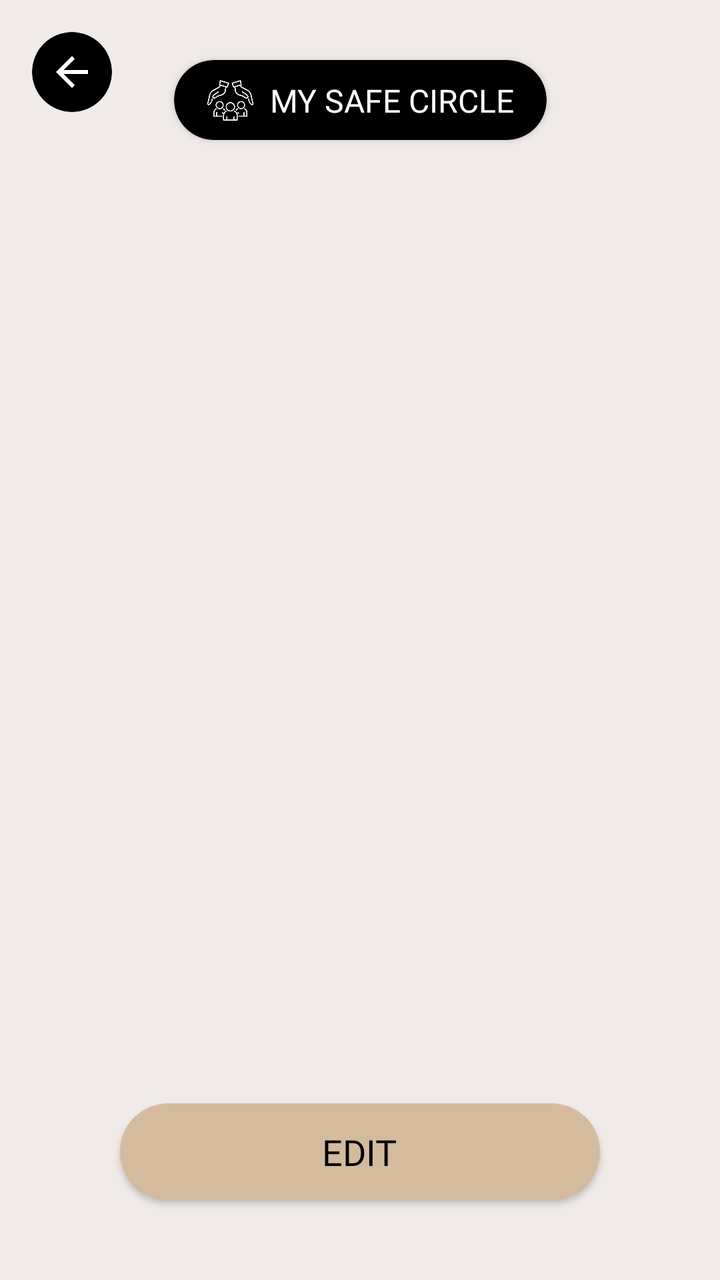
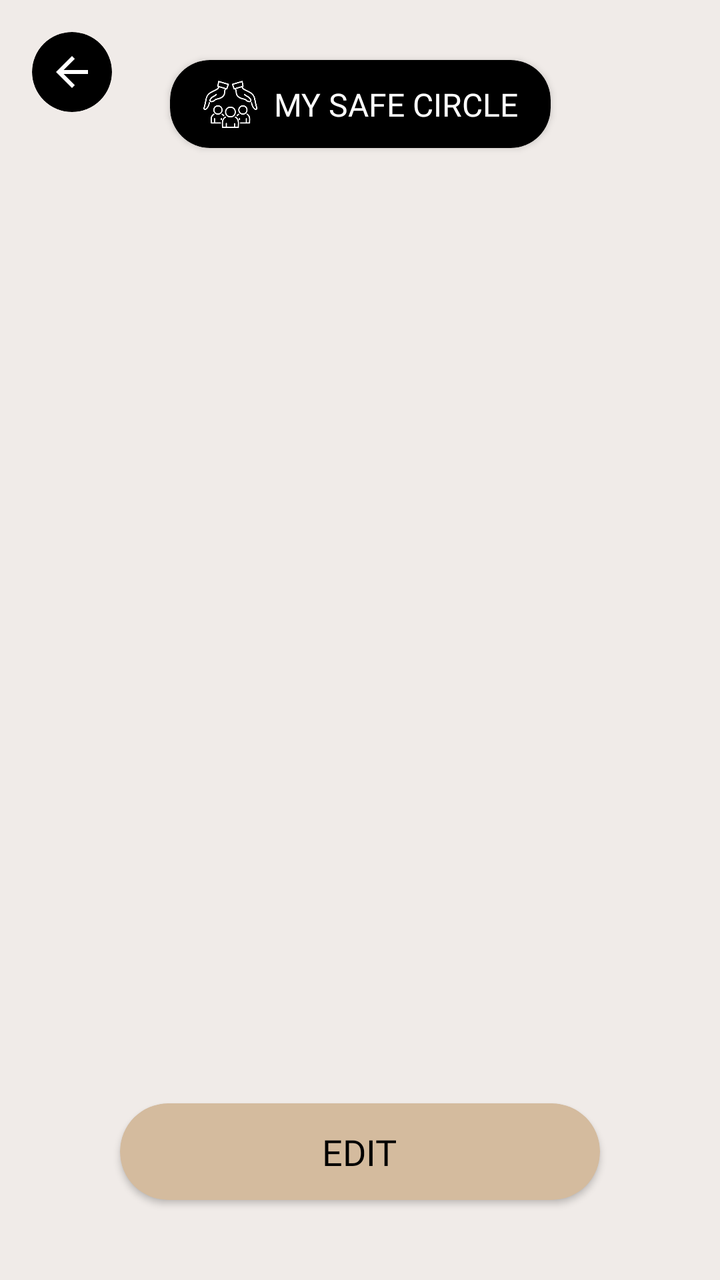

Screens rendered from an Android XML layout before and after an edit, with the pre-edit source and the edit as a unified diff.
<!-- AndroidManifest.xml: application theme Theme.SafeHer -->
<!-- res/layout/fragment_my_safe_circle.xml -->
<?xml version="1.0" encoding="utf-8"?>
<androidx.constraintlayout.widget.ConstraintLayout
    xmlns:android="http://schemas.android.com/apk/res/android"
    xmlns:app="http://schemas.android.com/apk/res-auto"
    android:layout_width="match_parent"
    android:layout_height="match_parent"
    android:background="@color/cream_background">

    
    <androidx.cardview.widget.CardView
        android:id="@+id/backButtonCard"
        android:layout_width="40dp"
        android:layout_height="40dp"
        android:layout_marginStart="16dp"
        android:layout_marginTop="16dp"
        app:cardBackgroundColor="#000000"
        app:cardCornerRadius="20dp"
        app:cardElevation="0dp"
        app:layout_constraintStart_toStartOf="parent"
        app:layout_constraintTop_toTopOf="parent">

        <ImageView
            android:id="@+id/backButton"
            android:layout_width="24dp"
            android:layout_height="24dp"
            android:layout_gravity="center"
            android:contentDescription="Back"
            android:src="@drawable/ic_back"
            app:tint="#FFFFFF" />
    </androidx.cardview.widget.CardView>

    
    <androidx.cardview.widget.CardView
        android:id="@+id/settingsTitleCard"
        android:layout_width="wrap_content"
        android:layout_height="wrap_content"
        android:layout_marginTop="30dp"
        app:cardBackgroundColor="#000000"
        app:cardCornerRadius="20dp"
        app:layout_constraintEnd_toEndOf="parent"
        app:layout_constraintStart_toStartOf="parent"
        app:layout_constraintTop_toTopOf="parent">

        <androidx.constraintlayout.widget.ConstraintLayout
            android:layout_width="wrap_content"
            android:layout_height="wrap_content"
            android:paddingHorizontal="16dp"
            android:paddingVertical="8dp">

            <ImageView
                android:id="@+id/safecircleIcon"
                android:layout_width="24dp"
                android:layout_height="24dp"
                android:layout_marginEnd="8dp"
                android:src="@drawable/safe_circle"
                app:layout_constraintBottom_toBottomOf="parent"
                app:layout_constraintStart_toStartOf="parent"
                app:layout_constraintTop_toTopOf="parent"
                app:tint="#FFFFFF" />

            <TextView
                android:layout_width="wrap_content"
                android:layout_height="wrap_content"
                android:layout_marginStart="8dp"
                android:fontFamily="@font/poppins_medium"
                android:text="MY SAFE CIRCLE"
                android:textColor="#FFFFFF"
                android:textSize="16sp"
                app:layout_constraintBottom_toBottomOf="parent"
                app:layout_constraintEnd_toEndOf="parent"
                app:layout_constraintStart_toEndOf="@id/safecircleIcon"
                app:layout_constraintTop_toTopOf="parent" />
        </androidx.constraintlayout.widget.ConstraintLayout>
    </androidx.cardview.widget.CardView>

    
    <androidx.recyclerview.widget.RecyclerView
        android:id="@+id/recyclerViewConfirm"
        android:layout_width="0dp"
        android:layout_marginTop="30dp"
        android:layout_height="0dp"
        android:background="@android:color/transparent"
        app:layout_constraintTop_toBottomOf="@id/settingsTitleCard"
        app:layout_constraintBottom_toTopOf="@id/editButton"
        app:layout_constraintStart_toStartOf="parent"
        app:layout_constraintEnd_toEndOf="parent" />

    
    <androidx.cardview.widget.CardView
        android:id="@+id/editButton"
        android:layout_width="0dp"
        android:layout_height="wrap_content"
        android:layout_marginHorizontal="60dp"
        android:layout_marginBottom="40dp"
        app:cardCornerRadius="24dp"
        app:cardElevation="2dp"
        app:cardBackgroundColor="@color/button_gold"
        app:layout_constraintBottom_toBottomOf="parent"
        app:layout_constraintStart_toStartOf="parent"
        app:layout_constraintEnd_toEndOf="parent">

        <LinearLayout
            android:layout_width="match_parent"
            android:layout_height="wrap_content"
            android:orientation="horizontal"
            android:gravity="center"
            android:padding="12dp">

            <TextView
                android:id="@+id/editText"
                android:layout_width="wrap_content"
                android:layout_height="wrap_content"
                android:fontFamily="@font/poppins_semibold"
                android:gravity="center"
                android:text="EDIT"
                android:textColor="#000000"
                android:textSize="18sp" />
        </LinearLayout>
    </androidx.cardview.widget.CardView>

</androidx.constraintlayout.widget.ConstraintLayout>
<!-- resources referenced by this layout -->
<resources>
  <color name="button_gold">#d4bb9e</color>
  <color name="cream_background">#f0ebe8</color>
  <!-- drawable ic_back (drawable) -->
  <?xml version="1.0" encoding="utf-8"?>
  <vector xmlns:android="http://schemas.android.com/apk/res/android"
      android:width="24dp"
      android:height="24dp"
      android:viewportWidth="24"
      android:viewportHeight="24">
      <path
          android:fillColor="#000000"
          android:pathData="M20,11H7.83l5.59,-5.59L12,4l-8,8 8,8 1.41,-1.41L7.83,13H20v-2z"/>
  </vector>
  <!-- drawable safe_circle: png bitmap (drawable, 47160 bytes) -->
  <style name="Theme.SafeHer" parent="Base.Theme.SafeHer" />
  <style name="Base.Theme.SafeHer" parent="Theme.MaterialComponents.NoActionBar">
          
          
      </style>
</resources>

<!-- the commit's change to res/layout/fragment_my_safe_circle.xml (unified diff, before → after) -->
@@ -49,8 +49,8 @@
 
             <ImageView
                 android:id="@+id/safecircleIcon"
-                android:layout_width="24dp"
-                android:layout_height="24dp"
+                android:layout_width="28dp"
+                android:layout_height="28dp"
                 android:layout_marginEnd="8dp"
                 android:src="@drawable/safe_circle"
                 app:layout_constraintBottom_toBottomOf="parent"
